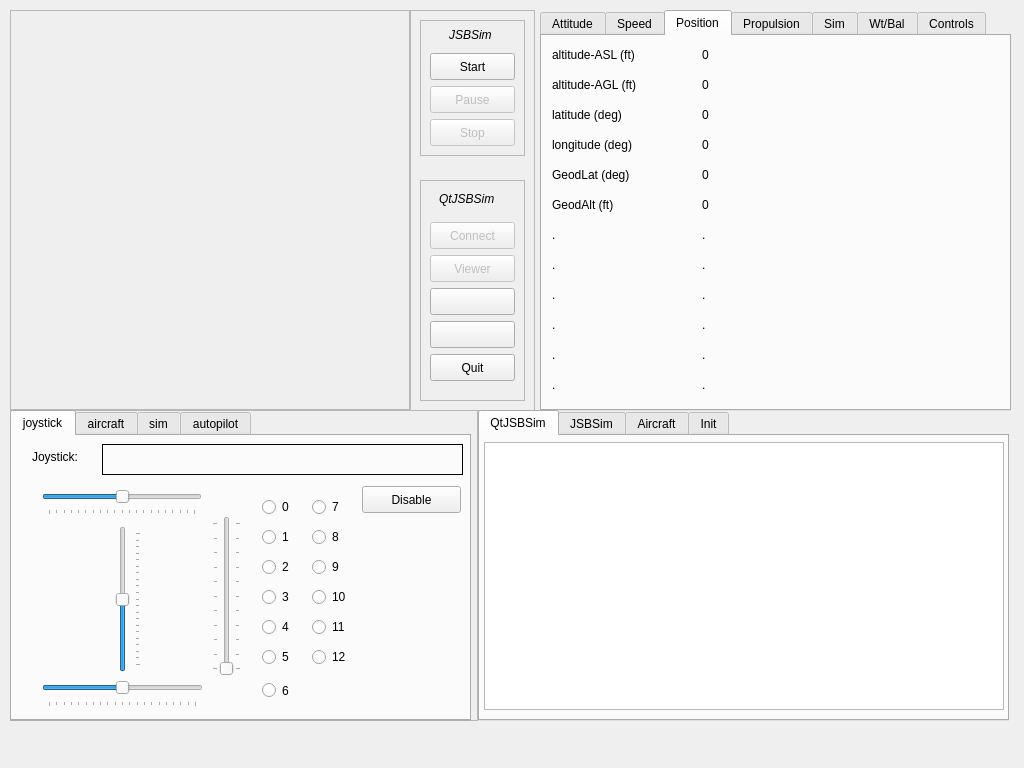
The window that src/MainWindow.ui (xfahad100/aeroprecinyx) describes before a commit, drawn with Qt 5.
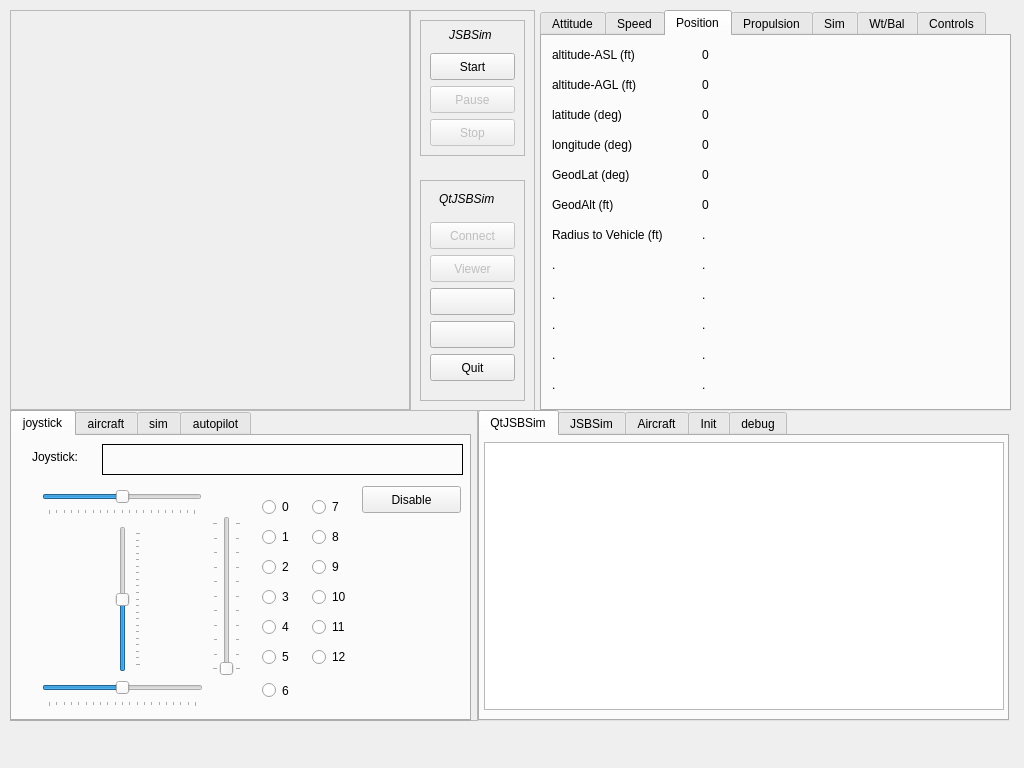
The same window after the commit. The open tabs and pages were chosen to show the change. Custom widgets are drawn as their Qt base class.

Commit message: Added debugging widget and helper class.

The edit to the form file:
```diff
--- a/src/MainWindow.ui
+++ b/src/MainWindow.ui
@@ -1717,12 +1717,12 @@
        <rect>
         <x>10</x>
         <y>190</y>
-        <width>111</width>
+        <width>131</width>
         <height>17</height>
        </rect>
       </property>
       <property name="text">
-       <string>.</string>
+       <string>Radius to Vehicle (ft)</string>
       </property>
      </widget>
      <widget class="QLabel" name="outputlabel_30">
@@ -3902,6 +3902,11 @@
       </property>
      </widget>
     </widget>
+    <widget class="QWidget" name="tab_15">
+     <attribute name="title">
+      <string>debug</string>
+     </attribute>
+    </widget>
    </widget>
   </widget>
  </widget>
```
Left out of the diff: 4 changed lines with no effect on the pictures. The commit also changes 9 other files.
